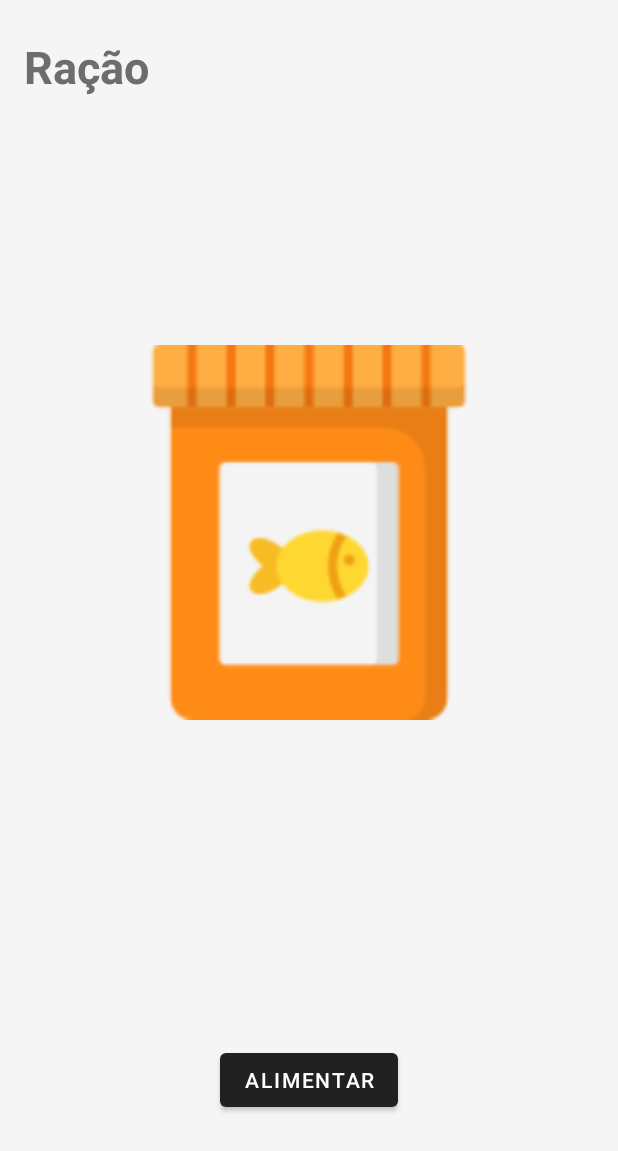
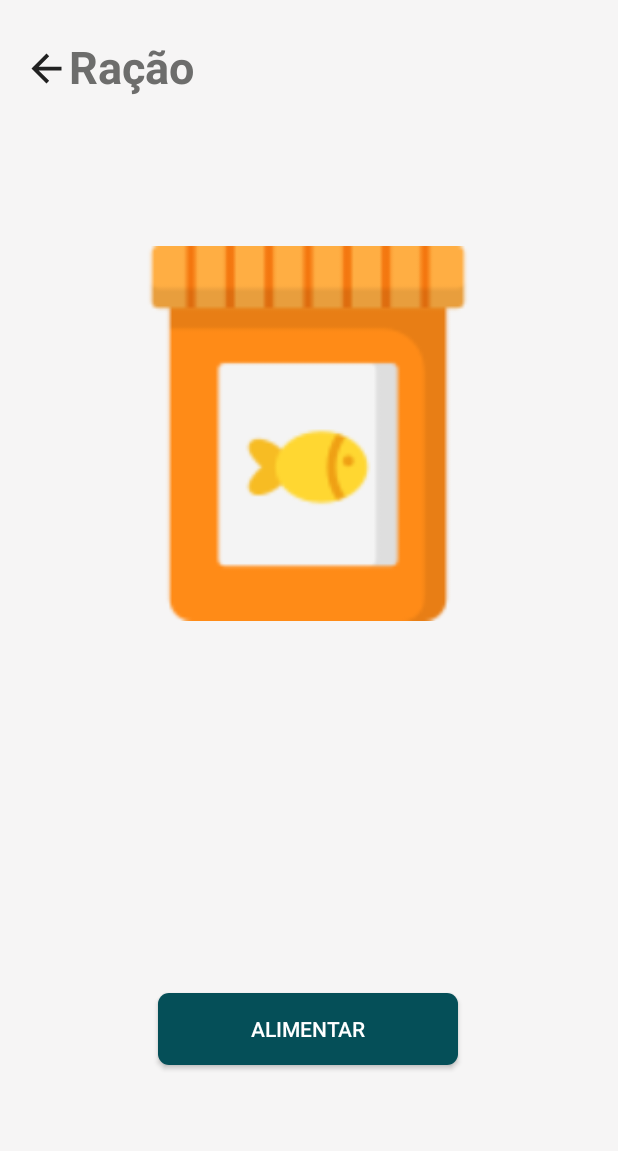
Before and after one commit to Aqua-Care/AquaCareApp, an Android app: the activity_racao screen opened directly, with no data from a screen before it, on a phone screen of 412 x 824 dp. Shown: the top 1151 px of the screen. Run offline under Robolectric (Android 15) with nearby library versions, the phone set to English and light mode, and no system bars; our stand-ins replace Firebase (no records; nobody signed in at launch, a user with empty details on screens opened directly).

Commit message:
Atualização 22/11/2022 LUCAS PICUDO 2

```diff
--- a/app/src/main/java/com/example/aquacareapp/MainActivity.java
+++ b/app/src/main/java/com/example/aquacareapp/MainActivity.java
@@ -90,7 +90,7 @@ public class MainActivity extends AppCompatActivity {
 
                 Usuario usuarioperfil = snapshot.getValue(Usuario.class);
 
-                if (usuarioperfil != null){
+                if (usuarioperfil != null) {
 
                     String usuario = usuarioperfil.usuario;
 
--- /dev/null
+++ b/app/src/main/res/drawable/ic_arrow.xml
@@ -0,0 +1,5 @@
+<vector android:autoMirrored="true" android:height="24dp"
+    android:tint="#6D6D6C" android:viewportHeight="24"
+    android:viewportWidth="24" android:width="24dp" xmlns:android="http://schemas.android.com/apk/res/android">
+    <path android:fillColor="@android:color/white" android:pathData="M11.67,3.87L9.9,2.1 0,12l9.9,9.9 1.77,-1.77L3.54,12z"/>
+</vector>
--- /dev/null
+++ b/app/src/main/res/drawable/ic_arrowback.xml
@@ -0,0 +1,5 @@
+<vector android:autoMirrored="true" android:height="24dp"
+    android:tint="#6D6D6C" android:viewportHeight="24"
+    android:viewportWidth="24" android:width="24dp" xmlns:android="http://schemas.android.com/apk/res/android">
+    <path android:fillColor="@android:color/white" android:pathData="M20,11H7.83l5.59,-5.59L12,4l-8,8 8,8 1.41,-1.41L7.83,13H20v-2z"/>
+</vector>
--- a/app/src/main/res/layout/activity_main.xml
+++ b/app/src/main/res/layout/activity_main.xml
@@ -26,12 +26,14 @@
             android:layout_width="match_parent"
             android:layout_height="wrap_content"
             android:text="Olá,"
+            android:textColor="@color/white"
             android:textSize="30sp" />
 
         <TextView
             android:id="@+id/tvUserMain"
             android:layout_width="match_parent"
             android:layout_height="wrap_content"
+            android:textColor="@color/white"
             android:textSize="33sp" />
     </LinearLayout>
 
--- a/app/src/main/res/layout/activity_racao.xml
+++ b/app/src/main/res/layout/activity_racao.xml
@@ -7,33 +7,16 @@
     android:background="#F6F5F5"
     tools:context=".activity_racao">
 
-    <TextView
-        android:id="@+id/textView11"
-        android:layout_width="wrap_content"
-        android:layout_height="wrap_content"
-        android:layout_marginStart="8dp"
-        android:layout_marginTop="24dp"
-        android:text="Ração"
-        android:textColor="#6D6D6C"
-        android:textSize="30sp"
-        android:textStyle="bold"
-        app:layout_constraintBottom_toBottomOf="parent"
-        app:layout_constraintEnd_toEndOf="parent"
-        app:layout_constraintHorizontal_bias="0.025"
-        app:layout_constraintStart_toStartOf="parent"
-        app:layout_constraintTop_toTopOf="parent"
-        app:layout_constraintVertical_bias="0.0" />
-
     <ImageView
         android:id="@+id/imageView5"
         android:layout_width="300dp"
         android:layout_height="250dp"
         app:layout_constraintBottom_toBottomOf="parent"
         app:layout_constraintEnd_toEndOf="parent"
-        app:layout_constraintHorizontal_bias="0.498"
+        app:layout_constraintHorizontal_bias="0.495"
         app:layout_constraintStart_toStartOf="parent"
-        app:layout_constraintTop_toBottomOf="@+id/textView11"
-        app:layout_constraintVertical_bias="0.324"
+        app:layout_constraintTop_toBottomOf="@+id/linearLayout12"
+        app:layout_constraintVertical_bias="0.195"
         app:srcCompat="@drawable/comida_de_peixe__1_" />
 
     <TextView
@@ -46,18 +29,51 @@
         app:layout_constraintHorizontal_bias="0.498"
         app:layout_constraintStart_toStartOf="parent"
         app:layout_constraintTop_toTopOf="parent"
-        app:layout_constraintVertical_bias="0.741" />
+        app:layout_constraintVertical_bias="0.648" />
 
-    <Button
+    <androidx.appcompat.widget.AppCompatButton
         android:id="@+id/btAlimentoRacao"
-        android:layout_width="wrap_content"
+        android:layout_width="200dp"
         android:layout_height="wrap_content"
+        android:background="@drawable/btluz"
         android:text="Alimentar"
         android:textColor="#FFFFFF"
         app:layout_constraintBottom_toBottomOf="parent"
         app:layout_constraintEnd_toEndOf="parent"
+        app:layout_constraintHorizontal_bias="0.498"
         app:layout_constraintStart_toStartOf="parent"
         app:layout_constraintTop_toTopOf="parent"
-        app:layout_constraintVertical_bias="0.897" />
+        app:layout_constraintVertical_bias="0.853" />
+
+    <LinearLayout
+        android:id="@+id/linearLayout12"
+        android:layout_width="wrap_content"
+        android:layout_height="wrap_content"
+        android:layout_marginStart="16dp"
+        android:layout_marginTop="24dp"
+        android:orientation="horizontal"
+        app:layout_constraintBottom_toBottomOf="parent"
+        app:layout_constraintEnd_toEndOf="parent"
+        app:layout_constraintHorizontal_bias="0.0"
+        app:layout_constraintStart_toStartOf="parent"
+        app:layout_constraintTop_toTopOf="parent"
+        app:layout_constraintVertical_bias="0.0">
+
+        <Button
+            android:id="@+id/button2"
+            android:layout_width="30dp"
+            android:layout_height="30dp"
+            android:layout_weight="1"
+            android:background="@drawable/ic_arrowback" />
+
+        <TextView
+            android:id="@+id/textView11"
+            android:layout_width="wrap_content"
+            android:layout_height="wrap_content"
+            android:text="Ração"
+            android:textColor="#6D6D6C"
+            android:textSize="30sp"
+            android:textStyle="bold" />
+    </LinearLayout>
 
 </androidx.constraintlayout.widget.ConstraintLayout>
```
Also changed, not shown: app/src/main/res/layout/activity_agua.xml (+34 -20 lines), app/src/main/res/layout/activity_luz.xml (+33 -20 lines), app/src/main/res/layout/activity_perfil.xml (+33 -20 lines).
